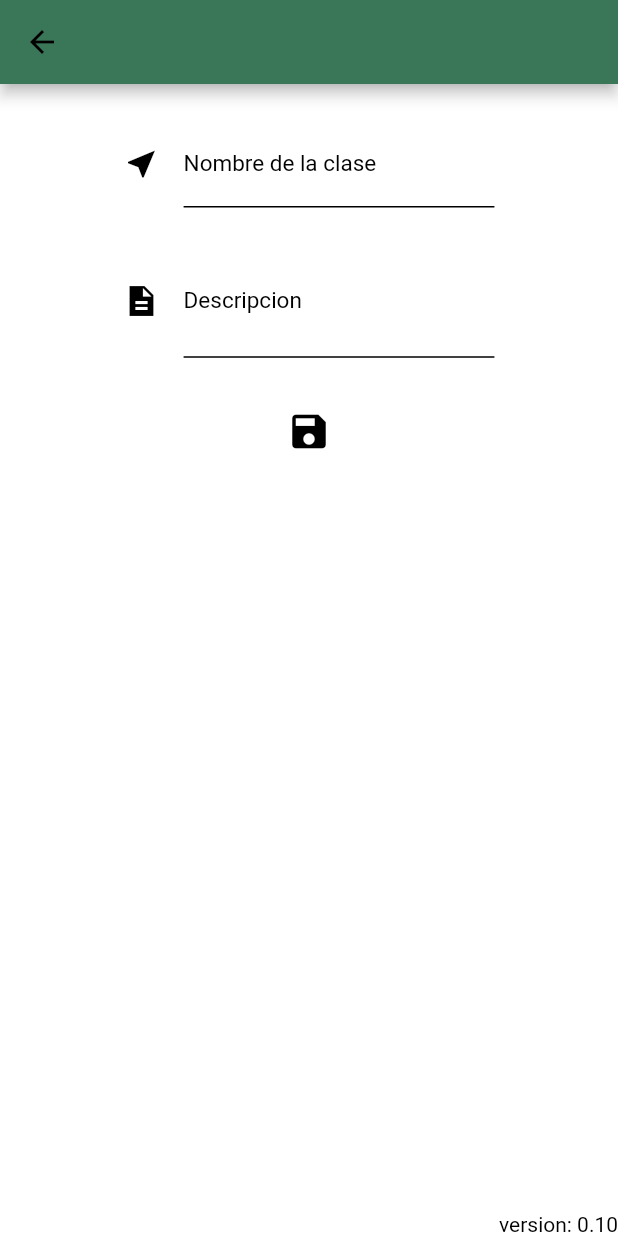
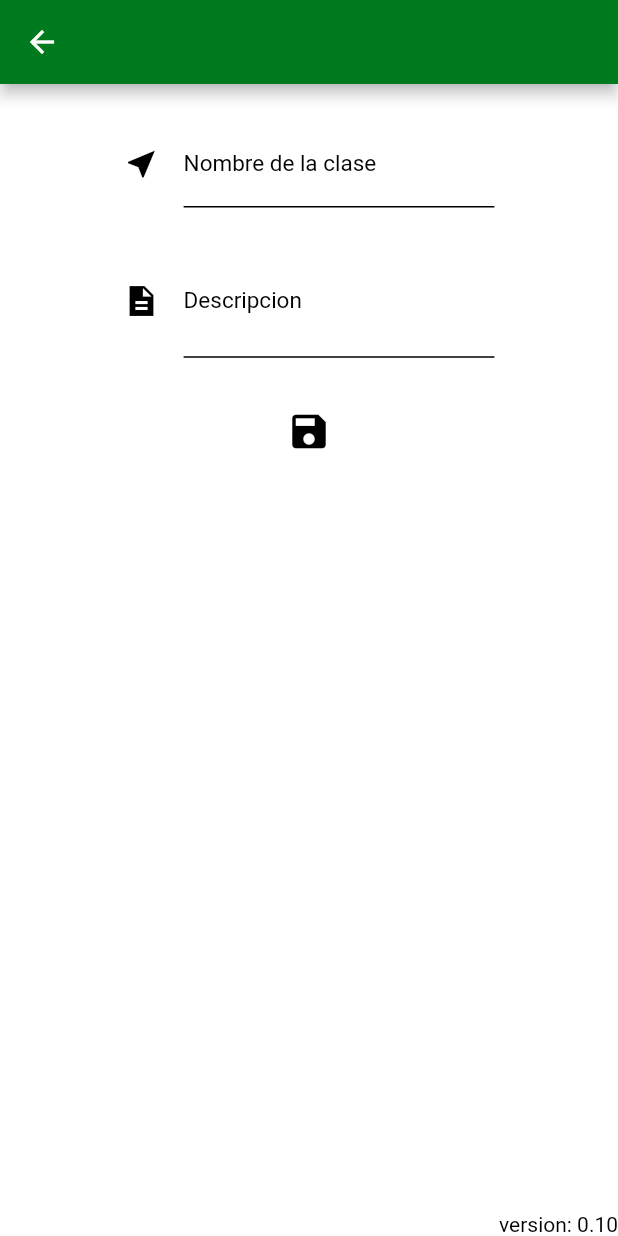
Before and after one commit to SeiGenTa/memoritze, a Flutter app: the ConfigurablePage screen opened directly, after a tap on the "arrow back" icon, after a tap on the "add" icon, on a phone screen of 412 x 824 dp. Run offline on Flutter 3.47's test engine with Material 2 defaults, Android fonts, the phone set to English and light mode, and no system bars; our stand-ins replace sqflite_common_ffi; accounts and stored records are empty.

Commit message:
version previa a realizar cambios en initQuests.dart, los ultimos cambios realizados fueron solo cambios esteticos

```diff
--- a/memoritze/lib/pages/MenuClass.dart
+++ b/memoritze/lib/pages/MenuClass.dart
@@ -105,9 +105,18 @@ class MenuInitState extends State<MenuInit>
                             0.0),
                         child: FavClass(),
                       ),
+                      if (stateMore)
+                        GestureDetector(
+                          onTap: () {
+                            setState(() {
+                              stateMore = false;
+                            });
+                          },
+                        ),
                       AnimatedPositioned(
-                          duration: Duration(milliseconds: 300),
-                          top: stateMore ? 5 : -100,
+                          curve: Curves.easeInOut,
+                          duration: const Duration(milliseconds: 300),
+                          top: stateMore ? 5 : -50,
                           right: 5,
                           child: FittedBox(
                             child: Container(
@@ -150,14 +159,6 @@ class MenuInitState extends State<MenuInit>
                               ),
                             ),
                           )),
-                      if (stateMore)
-                        GestureDetector(
-                          onTap: () {
-                            setState(() {
-                              stateMore = false;
-                            });
-                          },
-                        )
                     ],
                   );
                 },
--- a/memoritze/lib/pages/menus/CreateNewClass.dart
+++ b/memoritze/lib/pages/menus/CreateNewClass.dart
@@ -42,8 +42,8 @@ class _CreateClassState extends State<CreateClass> {
     return Scaffold(
         backgroundColor: mySetting.getBackgroundColor(),
         appBar: AppBar(
-          backgroundColor: mySetting.getColorDrawerSecondary(),
-          iconTheme: IconThemeData(color: mySetting.getColorText()),
+          backgroundColor: mySetting.getColorNavSup(),
+          iconTheme: const IconThemeData(color: Colors.white),
         ),
         body: Stack(children: [
           ListView(
--- a/memoritze/lib/pages/menus/SeeMyClass.dart
+++ b/memoritze/lib/pages/menus/SeeMyClass.dart
@@ -105,9 +105,8 @@ class _MyClassState extends State<MyClass> {
                             const MaterialStatePropertyAll(EdgeInsets.all(8)),
                         shape: const MaterialStatePropertyAll(CircleBorder()),
                         backgroundColor: MaterialStatePropertyAll(
-                            mySetting.getColorDrawerSecondary()),
-                        iconColor:
-                            MaterialStatePropertyAll(mySetting.getColorText()),
+                            mySetting.getColorsIconButton()),
+                        iconColor: MaterialStatePropertyAll(Colors.white),
                         iconSize: const MaterialStatePropertyAll(40),
                       ),
                       child: const Icon(
--- a/memoritze/lib/settings.dart
+++ b/memoritze/lib/settings.dart
@@ -55,8 +55,8 @@ class Setting {
   ];
 
   static const List<Color> _colorsIconButton = [
-    Color.fromRGBO(48, 185, 82, 1),
-    Color.fromRGBO(48, 185, 82, 1),
+    Color.fromRGBO(0, 122, 31, 1),
+    Color.fromRGBO(0, 122, 31, 1),
   ];
 
   static const List<Color> _colorsPage = [
@@ -75,7 +75,7 @@ class Setting {
   ];
 
   static const List<Color> _colorsNavBarSup = [
-    Color.fromRGBO(48, 185, 82, 1),
+    Color.fromRGBO(0, 122, 31, 1),
     Color.fromARGB(255, 26, 26, 26),
   ];
 
--- a/memoritze/pubspec.yaml
+++ b/memoritze/pubspec.yaml
@@ -16,6 +16,7 @@ dependencies:
     sdk: flutter
   flutter_hooks: ^0.18.0
   curved_navigation_bar: ^1.0.3
+  flutter_slimy_card: ^1.0.2
 
 dev_dependencies:
   flutter_test:
```
Also changed, not shown: memoritze/lib/pages/InfoMyClass.dart (+67 -71 lines), memoritze/flutter_20.png (added), memoritze/pubspec.lock.
